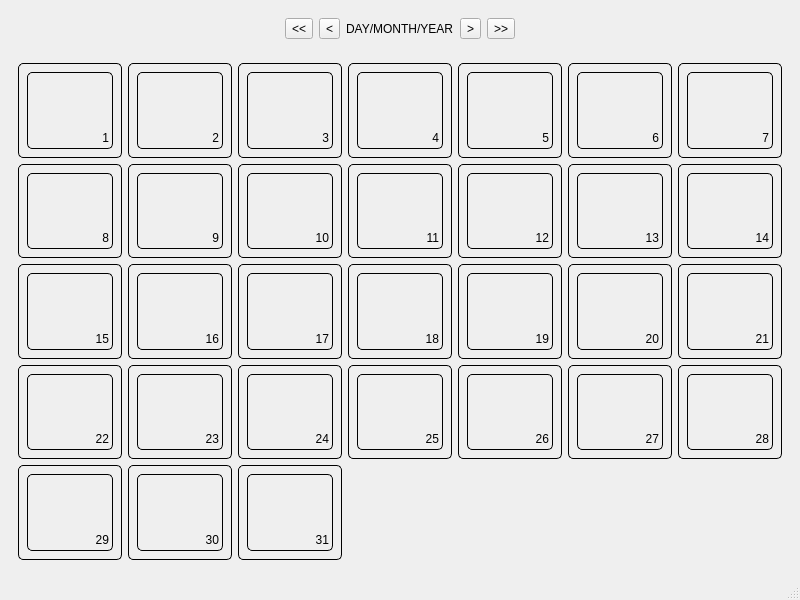
Above: ui/editors/calendareditor.ui from ilyayae/SpaceTimeHeart before the change. Below: the same form after it.
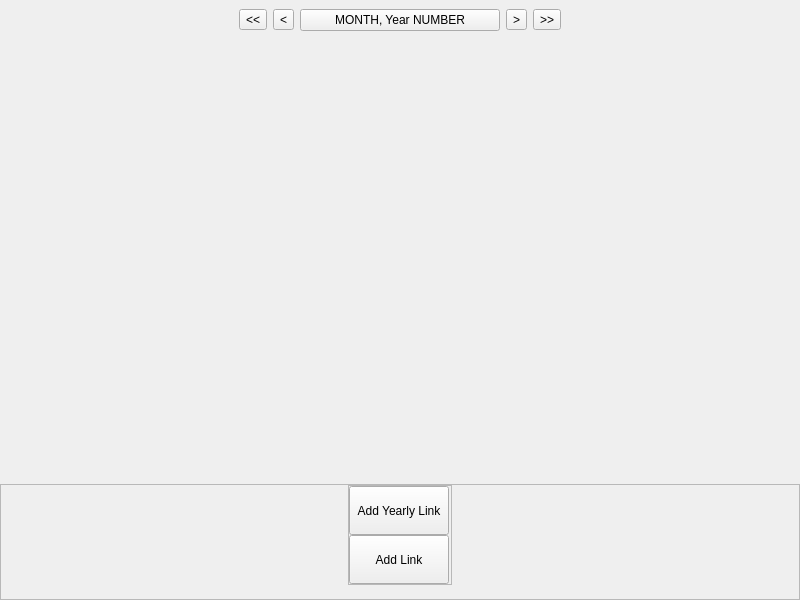
That is the form after the change.

Commit message: Custom Calendar partial implementation, events left to setup

Patch:
```diff
--- a/ui/editors/calendareditor.ui
+++ b/ui/editors/calendareditor.ui
@@ -15,6 +15,21 @@
   </property>
   <widget class="QWidget" name="centralwidget">
    <layout class="QVBoxLayout" name="verticalLayout">
+    <property name="spacing">
+     <number>0</number>
+    </property>
+    <property name="leftMargin">
+     <number>0</number>
+    </property>
+    <property name="topMargin">
+     <number>0</number>
+    </property>
+    <property name="rightMargin">
+     <number>0</number>
+    </property>
+    <property name="bottomMargin">
+     <number>0</number>
+    </property>
     <item alignment="Qt::AlignmentFlag::AlignHCenter">
      <widget class="QWidget" name="widget" native="true">
       <property name="sizePolicy">
@@ -42,9 +57,21 @@
         </widget>
        </item>
        <item>
-        <widget class="QLabel" name="label">
+        <widget class="QPushButton" name="Date">
+         <property name="sizePolicy">
+          <sizepolicy hsizetype="Fixed" vsizetype="Fixed">
+           <horstretch>0</horstretch>
+           <verstretch>0</verstretch>
+          </sizepolicy>
+         </property>
+         <property name="minimumSize">
+          <size>
+           <width>200</width>
+           <height>0</height>
+          </size>
+         </property>
          <property name="text">
-          <string>DAY/MONTH/YEAR</string>
+          <string>MONTH, Year NUMBER</string>
          </property>
         </widget>
        </item>
@@ -66,706 +93,180 @@
      </widget>
     </item>
     <item>
-     <widget class="QWidget" name="widget_2" native="true">
-      <layout class="QGridLayout" name="gridLayout">
-       <item row="1" column="5">
-        <widget class="QWidget" name="widget_10" native="true">
-         <property name="layoutDirection">
-          <enum>Qt::LayoutDirection::LeftToRight</enum>
-         </property>
-         <property name="styleSheet">
-          <string notr="true">border: 1px solid black; border-radius: 5px;</string>
-         </property>
-         <layout class="QVBoxLayout" name="verticalLayout_11">
-          <item>
-           <widget class="QLabel" name="label_13">
-            <property name="text">
-             <string>12</string>
-            </property>
-            <property name="alignment">
-             <set>Qt::AlignmentFlag::AlignBottom|Qt::AlignmentFlag::AlignRight|Qt::AlignmentFlag::AlignTrailing</set>
-            </property>
-           </widget>
-          </item>
-         </layout>
-        </widget>
-       </item>
-       <item row="1" column="7">
-        <widget class="QWidget" name="widget_19" native="true">
-         <property name="layoutDirection">
-          <enum>Qt::LayoutDirection::LeftToRight</enum>
-         </property>
-         <property name="styleSheet">
-          <string notr="true">border: 1px solid black; border-radius: 5px;</string>
-         </property>
-         <layout class="QVBoxLayout" name="verticalLayout_10">
-          <item>
-           <widget class="QLabel" name="label_14">
-            <property name="text">
-             <string>13</string>
-            </property>
-            <property name="alignment">
-             <set>Qt::AlignmentFlag::AlignBottom|Qt::AlignmentFlag::AlignRight|Qt::AlignmentFlag::AlignTrailing</set>
-            </property>
-           </widget>
-          </item>
-         </layout>
-        </widget>
-       </item>
-       <item row="2" column="0">
-        <widget class="QWidget" name="widget_3" native="true">
-         <property name="layoutDirection">
-          <enum>Qt::LayoutDirection::LeftToRight</enum>
-         </property>
-         <property name="styleSheet">
-          <string notr="true">border: 1px solid black; border-radius: 5px;</string>
-         </property>
-         <layout class="QVBoxLayout" name="verticalLayout_16">
-          <item>
-           <widget class="QLabel" name="label_22">
-            <property name="text">
-             <string>15</string>
-            </property>
-            <property name="alignment">
-             <set>Qt::AlignmentFlag::AlignBottom|Qt::AlignmentFlag::AlignRight|Qt::AlignmentFlag::AlignTrailing</set>
-            </property>
-           </widget>
-          </item>
-         </layout>
-        </widget>
-       </item>
-       <item row="1" column="1">
-        <widget class="QWidget" name="widget_8" native="true">
-         <property name="layoutDirection">
-          <enum>Qt::LayoutDirection::LeftToRight</enum>
-         </property>
-         <property name="styleSheet">
-          <string notr="true">border: 1px solid black; border-radius: 5px;</string>
-         </property>
-         <layout class="QVBoxLayout" name="verticalLayout_14">
-          <item>
-           <widget class="QLabel" name="label_10">
-            <property name="text">
-             <string>9</string>
-            </property>
-            <property name="alignment">
-             <set>Qt::AlignmentFlag::AlignBottom|Qt::AlignmentFlag::AlignRight|Qt::AlignmentFlag::AlignTrailing</set>
-            </property>
-           </widget>
-          </item>
-         </layout>
-        </widget>
-       </item>
-       <item row="2" column="5">
-        <widget class="QWidget" name="widget_11" native="true">
-         <property name="layoutDirection">
-          <enum>Qt::LayoutDirection::LeftToRight</enum>
-         </property>
-         <property name="styleSheet">
-          <string notr="true">border: 1px solid black; border-radius: 5px;</string>
-         </property>
-         <layout class="QVBoxLayout" name="verticalLayout_20">
-          <item>
-           <widget class="QLabel" name="label_18">
-            <property name="text">
-             <string>19</string>
-            </property>
-            <property name="alignment">
-             <set>Qt::AlignmentFlag::AlignBottom|Qt::AlignmentFlag::AlignRight|Qt::AlignmentFlag::AlignTrailing</set>
-            </property>
-           </widget>
-          </item>
-         </layout>
-        </widget>
-       </item>
-       <item row="0" column="1">
-        <widget class="QWidget" name="widget_4" native="true">
-         <property name="layoutDirection">
-          <enum>Qt::LayoutDirection::LeftToRight</enum>
-         </property>
-         <property name="styleSheet">
-          <string notr="true">border: 1px solid black; border-radius: 5px;</string>
-         </property>
-         <layout class="QVBoxLayout" name="verticalLayout_3">
-          <item>
-           <widget class="QLabel" name="label_3">
-            <property name="text">
-             <string>2</string>
-            </property>
-            <property name="alignment">
-             <set>Qt::AlignmentFlag::AlignBottom|Qt::AlignmentFlag::AlignRight|Qt::AlignmentFlag::AlignTrailing</set>
-            </property>
-           </widget>
-          </item>
-         </layout>
-        </widget>
-       </item>
-       <item row="0" column="7">
-        <widget class="QWidget" name="widget_14" native="true">
-         <property name="layoutDirection">
-          <enum>Qt::LayoutDirection::LeftToRight</enum>
-         </property>
-         <property name="styleSheet">
-          <string notr="true">border: 1px solid black; border-radius: 5px;</string>
-         </property>
-         <layout class="QVBoxLayout" name="verticalLayout_7">
-          <item>
-           <widget class="QLabel" name="label_7">
-            <property name="text">
-             <string>6</string>
-            </property>
-            <property name="alignment">
-             <set>Qt::AlignmentFlag::AlignBottom|Qt::AlignmentFlag::AlignRight|Qt::AlignmentFlag::AlignTrailing</set>
-            </property>
-           </widget>
-          </item>
-         </layout>
-        </widget>
-       </item>
-       <item row="1" column="4">
-        <widget class="QWidget" name="widget_12" native="true">
-         <property name="layoutDirection">
-          <enum>Qt::LayoutDirection::LeftToRight</enum>
-         </property>
-         <property name="styleSheet">
-          <string notr="true">border: 1px solid black; border-radius: 5px;</string>
-         </property>
-         <layout class="QVBoxLayout" name="verticalLayout_12">
-          <item>
-           <widget class="QLabel" name="label_12">
-            <property name="text">
-             <string>11</string>
-            </property>
-            <property name="alignment">
-             <set>Qt::AlignmentFlag::AlignBottom|Qt::AlignmentFlag::AlignRight|Qt::AlignmentFlag::AlignTrailing</set>
-            </property>
-           </widget>
-          </item>
-         </layout>
-        </widget>
-       </item>
-       <item row="2" column="1">
-        <widget class="QWidget" name="widget_5" native="true">
-         <property name="layoutDirection">
-          <enum>Qt::LayoutDirection::LeftToRight</enum>
-         </property>
-         <property name="styleSheet">
-          <string notr="true">border: 1px solid black; border-radius: 5px;</string>
-         </property>
-         <layout class="QVBoxLayout" name="verticalLayout_17">
-          <item>
-           <widget class="QLabel" name="label_21">
-            <property name="text">
-             <string>16</string>
-            </property>
-            <property name="alignment">
-             <set>Qt::AlignmentFlag::AlignBottom|Qt::AlignmentFlag::AlignRight|Qt::AlignmentFlag::AlignTrailing</set>
-            </property>
-           </widget>
-          </item>
-         </layout>
-        </widget>
-       </item>
-       <item row="3" column="2">
-        <widget class="QWidget" name="widget_26" native="true">
-         <property name="layoutDirection">
-          <enum>Qt::LayoutDirection::LeftToRight</enum>
-         </property>
-         <property name="styleSheet">
-          <string notr="true">border: 1px solid black; border-radius: 5px;</string>
-         </property>
-         <layout class="QVBoxLayout" name="verticalLayout_27">
-          <item>
-           <widget class="QLabel" name="label_25">
-            <property name="text">
-             <string>24</string>
-            </property>
-            <property name="alignment">
-             <set>Qt::AlignmentFlag::AlignBottom|Qt::AlignmentFlag::AlignRight|Qt::AlignmentFlag::AlignTrailing</set>
-            </property>
-           </widget>
-          </item>
-         </layout>
-        </widget>
-       </item>
-       <item row="3" column="8">
-        <widget class="QWidget" name="widget_30" native="true">
-         <property name="layoutDirection">
-          <enum>Qt::LayoutDirection::LeftToRight</enum>
-         </property>
-         <property name="styleSheet">
-          <string notr="true">border: 1px solid black; border-radius: 5px;</string>
-         </property>
-         <layout class="QVBoxLayout" name="verticalLayout_23">
-          <item>
-           <widget class="QLabel" name="label_29">
-            <property name="text">
-             <string>28</string>
-            </property>
-            <property name="alignment">
-             <set>Qt::AlignmentFlag::AlignBottom|Qt::AlignmentFlag::AlignRight|Qt::AlignmentFlag::AlignTrailing</set>
-            </property>
-           </widget>
-          </item>
-         </layout>
-        </widget>
-       </item>
-       <item row="1" column="8">
-        <widget class="QWidget" name="widget_23" native="true">
-         <property name="layoutDirection">
-          <enum>Qt::LayoutDirection::LeftToRight</enum>
-         </property>
-         <property name="styleSheet">
-          <string notr="true">border: 1px solid black; border-radius: 5px;</string>
-         </property>
-         <layout class="QVBoxLayout" name="verticalLayout_9">
-          <item>
-           <widget class="QLabel" name="label_15">
-            <property name="text">
-             <string>14</string>
-            </property>
-            <property name="alignment">
-             <set>Qt::AlignmentFlag::AlignBottom|Qt::AlignmentFlag::AlignRight|Qt::AlignmentFlag::AlignTrailing</set>
-            </property>
-           </widget>
-          </item>
-         </layout>
-        </widget>
-       </item>
-       <item row="0" column="2">
-        <widget class="QWidget" name="widget_15" native="true">
-         <property name="layoutDirection">
-          <enum>Qt::LayoutDirection::LeftToRight</enum>
-         </property>
-         <property name="styleSheet">
-          <string notr="true">border: 1px solid black; border-radius: 5px;</string>
-         </property>
-         <layout class="QVBoxLayout" name="verticalLayout_4">
-          <item>
-           <widget class="QLabel" name="label_4">
-            <property name="text">
-             <string>3</string>
-            </property>
-            <property name="alignment">
-             <set>Qt::AlignmentFlag::AlignBottom|Qt::AlignmentFlag::AlignRight|Qt::AlignmentFlag::AlignTrailing</set>
-            </property>
-           </widget>
-          </item>
-         </layout>
-        </widget>
-       </item>
-       <item row="2" column="4">
-        <widget class="QWidget" name="widget_18" native="true">
-         <property name="layoutDirection">
-          <enum>Qt::LayoutDirection::LeftToRight</enum>
-         </property>
-         <property name="styleSheet">
-          <string notr="true">border: 1px solid black; border-radius: 5px;</string>
-         </property>
-         <layout class="QVBoxLayout" name="verticalLayout_19">
-          <item>
-           <widget class="QLabel" name="label_19">
-            <property name="text">
-             <string>18</string>
-            </property>
-            <property name="alignment">
-             <set>Qt::AlignmentFlag::AlignBottom|Qt::AlignmentFlag::AlignRight|Qt::AlignmentFlag::AlignTrailing</set>
-            </property>
-           </widget>
-          </item>
-         </layout>
-        </widget>
-       </item>
-       <item row="2" column="2">
-        <widget class="QWidget" name="widget_17" native="true">
-         <property name="layoutDirection">
-          <enum>Qt::LayoutDirection::LeftToRight</enum>
-         </property>
-         <property name="styleSheet">
-          <string notr="true">border: 1px solid black; border-radius: 5px;</string>
-         </property>
-         <layout class="QVBoxLayout" name="verticalLayout_18">
-          <item>
-           <widget class="QLabel" name="label_20">
-            <property name="text">
-             <string>17</string>
-            </property>
-            <property name="alignment">
-             <set>Qt::AlignmentFlag::AlignBottom|Qt::AlignmentFlag::AlignRight|Qt::AlignmentFlag::AlignTrailing</set>
-            </property>
-           </widget>
-          </item>
-         </layout>
-        </widget>
-       </item>
-       <item row="3" column="0">
-        <widget class="QWidget" name="widget_21" native="true">
-         <property name="layoutDirection">
-          <enum>Qt::LayoutDirection::LeftToRight</enum>
-         </property>
-         <property name="styleSheet">
-          <string notr="true">border: 1px solid black; border-radius: 5px;</string>
-         </property>
-         <layout class="QVBoxLayout" name="verticalLayout_29">
-          <item>
-           <widget class="QLabel" name="label_23">
-            <property name="text">
-             <string>22</string>
-            </property>
-            <property name="alignment">
-             <set>Qt::AlignmentFlag::AlignBottom|Qt::AlignmentFlag::AlignRight|Qt::AlignmentFlag::AlignTrailing</set>
-            </property>
-           </widget>
-          </item>
-         </layout>
-        </widget>
-       </item>
-       <item row="3" column="4">
-        <widget class="QWidget" name="widget_27" native="true">
-         <property name="layoutDirection">
-          <enum>Qt::LayoutDirection::LeftToRight</enum>
-         </property>
-         <property name="styleSheet">
-          <string notr="true">border: 1px solid black; border-radius: 5px;</string>
-         </property>
-         <layout class="QVBoxLayout" name="verticalLayout_26">
-          <item>
-           <widget class="QLabel" name="label_26">
-            <property name="text">
-             <string>25</string>
-            </property>
-            <property name="alignment">
-             <set>Qt::AlignmentFlag::AlignBottom|Qt::AlignmentFlag::AlignRight|Qt::AlignmentFlag::AlignTrailing</set>
-            </property>
-           </widget>
-          </item>
-         </layout>
-        </widget>
-       </item>
-       <item row="3" column="7">
-        <widget class="QWidget" name="widget_29" native="true">
-         <property name="layoutDirection">
-          <enum>Qt::LayoutDirection::LeftToRight</enum>
-         </property>
-         <property name="styleSheet">
-          <string notr="true">border: 1px solid black; border-radius: 5px;</string>
-         </property>
-         <layout class="QVBoxLayout" name="verticalLayout_24">
-          <item>
-           <widget class="QLabel" name="label_28">
-            <property name="text">
-             <string>27</string>
-            </property>
-            <property name="alignment">
-             <set>Qt::AlignmentFlag::AlignBottom|Qt::AlignmentFlag::AlignRight|Qt::AlignmentFlag::AlignTrailing</set>
-            </property>
-           </widget>
-          </item>
-         </layout>
-        </widget>
-       </item>
-       <item row="0" column="8">
-        <widget class="QWidget" name="widget_22" native="true">
-         <property name="layoutDirection">
-          <enum>Qt::LayoutDirection::LeftToRight</enum>
-         </property>
-         <property name="styleSheet">
-          <string notr="true">border: 1px solid black; border-radius: 5px;</string>
-         </property>
-         <layout class="QVBoxLayout" name="verticalLayout_8">
-          <item>
-           <widget class="QLabel" name="label_8">
-            <property name="text">
-             <string>7</string>
-            </property>
-            <property name="alignment">
-             <set>Qt::AlignmentFlag::AlignBottom|Qt::AlignmentFlag::AlignRight|Qt::AlignmentFlag::AlignTrailing</set>
-            </property>
-           </widget>
-          </item>
-         </layout>
-        </widget>
-       </item>
-       <item row="0" column="4">
-        <widget class="QWidget" name="widget_16" native="true">
-         <property name="layoutDirection">
-          <enum>Qt::LayoutDirection::LeftToRight</enum>
-         </property>
-         <property name="styleSheet">
-          <string notr="true">border: 1px solid black; border-radius: 5px;</string>
-         </property>
-         <layout class="QVBoxLayout" name="verticalLayout_5">
-          <item>
-           <widget class="QLabel" name="label_5">
-            <property name="text">
-             <string>4</string>
-            </property>
-            <property name="alignment">
-             <set>Qt::AlignmentFlag::AlignBottom|Qt::AlignmentFlag::AlignRight|Qt::AlignmentFlag::AlignTrailing</set>
-            </property>
-           </widget>
-          </item>
-         </layout>
-        </widget>
-       </item>
-       <item row="1" column="0">
-        <widget class="QWidget" name="widget_7" native="true">
-         <property name="layoutDirection">
-          <enum>Qt::LayoutDirection::LeftToRight</enum>
-         </property>
-         <property name="styleSheet">
-          <string notr="true">border: 1px solid black; border-radius: 5px;</string>
-         </property>
-         <layout class="QVBoxLayout" name="verticalLayout_15">
-          <item>
-           <widget class="QLabel" name="label_9">
-            <property name="text">
-             <string>8</string>
-            </property>
-            <property name="alignment">
-             <set>Qt::AlignmentFlag::AlignBottom|Qt::AlignmentFlag::AlignRight|Qt::AlignmentFlag::AlignTrailing</set>
-            </property>
-           </widget>
-          </item>
-         </layout>
-        </widget>
-       </item>
-       <item row="1" column="2">
-        <widget class="QWidget" name="widget_13" native="true">
-         <property name="layoutDirection">
-          <enum>Qt::LayoutDirection::LeftToRight</enum>
-         </property>
-         <property name="styleSheet">
-          <string notr="true">border: 1px solid black; border-radius: 5px;</string>
-         </property>
-         <layout class="QVBoxLayout" name="verticalLayout_13">
-          <item>
-           <widget class="QLabel" name="label_11">
-            <property name="text">
-             <string>10</string>
-            </property>
-            <property name="alignment">
-             <set>Qt::AlignmentFlag::AlignBottom|Qt::AlignmentFlag::AlignRight|Qt::AlignmentFlag::AlignTrailing</set>
-            </property>
-           </widget>
-          </item>
-         </layout>
-        </widget>
-       </item>
-       <item row="2" column="7">
-        <widget class="QWidget" name="widget_20" native="true">
-         <property name="layoutDirection">
-          <enum>Qt::LayoutDirection::LeftToRight</enum>
-         </property>
-         <property name="styleSheet">
-          <string notr="true">border: 1px solid black; border-radius: 5px;</string>
-         </property>
-         <layout class="QVBoxLayout" name="verticalLayout_21">
-          <item>
-           <widget class="QLabel" name="label_17">
-            <property name="text">
-             <string>20</string>
-            </property>
-            <property name="alignment">
-             <set>Qt::AlignmentFlag::AlignBottom|Qt::AlignmentFlag::AlignRight|Qt::AlignmentFlag::AlignTrailing</set>
-            </property>
-           </widget>
-          </item>
-         </layout>
-        </widget>
-       </item>
-       <item row="2" column="8">
-        <widget class="QWidget" name="widget_24" native="true">
-         <property name="layoutDirection">
-          <enum>Qt::LayoutDirection::LeftToRight</enum>
-         </property>
-         <property name="styleSheet">
-          <string notr="true">border: 1px solid black; border-radius: 5px;</string>
-         </property>
-         <layout class="QVBoxLayout" name="verticalLayout_22">
-          <item>
-           <widget class="QLabel" name="label_16">
-            <property name="text">
-             <string>21</string>
-            </property>
-            <property name="alignment">
-             <set>Qt::AlignmentFlag::AlignBottom|Qt::AlignmentFlag::AlignRight|Qt::AlignmentFlag::AlignTrailing</set>
-            </property>
-           </widget>
-          </item>
-         </layout>
-        </widget>
-       </item>
-       <item row="3" column="5">
-        <widget class="QWidget" name="widget_28" native="true">
-         <property name="layoutDirection">
-          <enum>Qt::LayoutDirection::LeftToRight</enum>
-         </property>
-         <property name="styleSheet">
-          <string notr="true">border: 1px solid black; border-radius: 5px;</string>
-         </property>
-         <layout class="QVBoxLayout" name="verticalLayout_25">
-          <item>
-           <widget class="QLabel" name="label_27">
-            <property name="text">
-             <string>26</string>
-            </property>
-            <property name="alignment">
-             <set>Qt::AlignmentFlag::AlignBottom|Qt::AlignmentFlag::AlignRight|Qt::AlignmentFlag::AlignTrailing</set>
-            </property>
-           </widget>
-          </item>
-         </layout>
-        </widget>
-       </item>
-       <item row="3" column="1">
-        <widget class="QWidget" name="widget_25" native="true">
-         <property name="layoutDirection">
-          <enum>Qt::LayoutDirection::LeftToRight</enum>
-         </property>
-         <property name="styleSheet">
-          <string notr="true">border: 1px solid black; border-radius: 5px;</string>
-         </property>
-         <layout class="QVBoxLayout" name="verticalLayout_28">
-          <item>
-           <widget class="QLabel" name="label_24">
-            <property name="text">
-             <string>23</string>
-            </property>
-            <property name="alignment">
-             <set>Qt::AlignmentFlag::AlignBottom|Qt::AlignmentFlag::AlignRight|Qt::AlignmentFlag::AlignTrailing</set>
-            </property>
-           </widget>
-          </item>
-         </layout>
-        </widget>
-       </item>
-       <item row="0" column="5">
-        <widget class="QWidget" name="widget_9" native="true">
-         <property name="layoutDirection">
-          <enum>Qt::LayoutDirection::LeftToRight</enum>
-         </property>
-         <property name="styleSheet">
-          <string notr="true">border: 1px solid black; border-radius: 5px;</string>
-         </property>
-         <layout class="QVBoxLayout" name="verticalLayout_6">
-          <item>
-           <widget class="QLabel" name="label_6">
-            <property name="text">
-             <string>5</string>
-            </property>
-            <property name="alignment">
-             <set>Qt::AlignmentFlag::AlignBottom|Qt::AlignmentFlag::AlignRight|Qt::AlignmentFlag::AlignTrailing</set>
-            </property>
-           </widget>
-          </item>
-         </layout>
-        </widget>
-       </item>
-       <item row="0" column="0">
-        <widget class="QWidget" name="widget_6" native="true">
-         <property name="layoutDirection">
-          <enum>Qt::LayoutDirection::LeftToRight</enum>
-         </property>
-         <property name="styleSheet">
-          <string notr="true">border: 1px solid black; border-radius: 5px;</string>
-         </property>
-         <layout class="QVBoxLayout" name="verticalLayout_2">
-          <item>
-           <widget class="QLabel" name="label_2">
-            <property name="text">
-             <string>1</string>
-            </property>
-            <property name="alignment">
-             <set>Qt::AlignmentFlag::AlignBottom|Qt::AlignmentFlag::AlignRight|Qt::AlignmentFlag::AlignTrailing</set>
-            </property>
-           </widget>
-          </item>
-         </layout>
-        </widget>
-       </item>
-       <item row="4" column="0">
-        <widget class="QWidget" name="widget_31" native="true">
-         <property name="layoutDirection">
-          <enum>Qt::LayoutDirection::LeftToRight</enum>
-         </property>
-         <property name="styleSheet">
-          <string notr="true">border: 1px solid black; border-radius: 5px;</string>
-         </property>
-         <layout class="QVBoxLayout" name="verticalLayout_32">
-          <item>
-           <widget class="QLabel" name="label_32">
-            <property name="text">
-             <string>29</string>
-            </property>
-            <property name="alignment">
-             <set>Qt::AlignmentFlag::AlignBottom|Qt::AlignmentFlag::AlignRight|Qt::AlignmentFlag::AlignTrailing</set>
-            </property>
-           </widget>
-          </item>
-         </layout>
-        </widget>
-       </item>
-       <item row="4" column="1">
-        <widget class="QWidget" name="widget_32" native="true">
-         <property name="layoutDirection">
-          <enum>Qt::LayoutDirection::LeftToRight</enum>
-         </property>
-         <property name="styleSheet">
-          <string notr="true">border: 1px solid black; border-radius: 5px;</string>
-         </property>
-         <layout class="QVBoxLayout" name="verticalLayout_31">
-          <item>
-           <widget class="QLabel" name="label_31">
-            <property name="text">
-             <string>30</string>
-            </property>
-            <property name="alignment">
-             <set>Qt::AlignmentFlag::AlignBottom|Qt::AlignmentFlag::AlignRight|Qt::AlignmentFlag::AlignTrailing</set>
-            </property>
-           </widget>
-          </item>
-         </layout>
-        </widget>
-       </item>
-       <item row="4" column="2">
-        <widget class="QWidget" name="widget_33" native="true">
-         <property name="layoutDirection">
-          <enum>Qt::LayoutDirection::LeftToRight</enum>
-         </property>
-         <property name="styleSheet">
-          <string notr="true">border: 1px solid black; border-radius: 5px;</string>
-         </property>
-         <layout class="QVBoxLayout" name="verticalLayout_30">
-          <item>
-           <widget class="QLabel" name="label_30">
-            <property name="text">
-             <string>31</string>
-            </property>
-            <property name="alignment">
-             <set>Qt::AlignmentFlag::AlignBottom|Qt::AlignmentFlag::AlignRight|Qt::AlignmentFlag::AlignTrailing</set>
-            </property>
-           </widget>
-          </item>
-         </layout>
-        </widget>
-       </item>
-      </layout>
+     <widget class="QWidget" name="DayHolder" native="true">
+      <property name="sizePolicy">
+       <sizepolicy hsizetype="Preferred" vsizetype="Minimum">
+        <horstretch>0</horstretch>
+        <verstretch>1</verstretch>
+       </sizepolicy>
+      </property>
+      <layout class="QGridLayout" name="gridLayout"/>
+     </widget>
+    </item>
+    <item alignment="Qt::AlignmentFlag::AlignTop">
+     <widget class="QScrollArea" name="Scroll">
+      <property name="sizePolicy">
+       <sizepolicy hsizetype="Expanding" vsizetype="MinimumExpanding">
+        <horstretch>0</horstretch>
+        <verstretch>0</verstretch>
+       </sizepolicy>
+      </property>
+      <property name="minimumSize">
+       <size>
+        <width>0</width>
+        <height>116</height>
+       </size>
+      </property>
+      <property name="layoutDirection">
+       <enum>Qt::LayoutDirection::LeftToRight</enum>
+      </property>
+      <property name="verticalScrollBarPolicy">
+       <enum>Qt::ScrollBarPolicy::ScrollBarAlwaysOff</enum>
+      </property>
+      <property name="horizontalScrollBarPolicy">
+       <enum>Qt::ScrollBarPolicy::ScrollBarAsNeeded</enum>
+      </property>
+      <property name="sizeAdjustPolicy">
+       <enum>QAbstractScrollArea::SizeAdjustPolicy::AdjustIgnored</enum>
+      </property>
+      <property name="widgetResizable">
+       <bool>true</bool>
+      </property>
+      <property name="alignment">
+       <set>Qt::AlignmentFlag::AlignJustify|Qt::AlignmentFlag::AlignTop</set>
+      </property>
+      <widget class="QWidget" name="DayLinksHolder">
+       <property name="geometry">
+        <rect>
+         <x>0</x>
+         <y>0</y>
+         <width>798</width>
+         <height>100</height>
+        </rect>
+       </property>
+       <property name="sizePolicy">
+        <sizepolicy hsizetype="Preferred" vsizetype="Fixed">
+         <horstretch>0</horstretch>
+         <verstretch>0</verstretch>
+        </sizepolicy>
+       </property>
+       <property name="minimumSize">
+        <size>
+         <width>0</width>
+         <height>100</height>
+        </size>
+       </property>
+       <layout class="QHBoxLayout" name="horizontalLayout_2" stretch="0">
+        <property name="spacing">
+         <number>5</number>
+        </property>
+        <property name="sizeConstraint">
+         <enum>QLayout::SizeConstraint::SetDefaultConstraint</enum>
+        </property>
+        <property name="leftMargin">
+         <number>0</number>
+        </property>
+        <property name="topMargin">
+         <number>0</number>
+        </property>
+        <property name="rightMargin">
+         <number>0</number>
+        </property>
+        <property name="bottomMargin">
+         <number>0</number>
+        </property>
+        <item>
+         <widget class="QFrame" name="frame">
+          <property name="enabled">
+           <bool>true</bool>
+          </property>
+          <property name="sizePolicy">
+           <sizepolicy hsizetype="Fixed" vsizetype="Fixed">
+            <horstretch>0</horstretch>
+            <verstretch>0</verstretch>
+           </sizepolicy>
+          </property>
+          <property name="minimumSize">
+           <size>
+            <width>104</width>
+            <height>100</height>
+           </size>
+          </property>
+          <property name="frameShape">
+           <enum>QFrame::Shape::StyledPanel</enum>
+          </property>
+          <property name="frameShadow">
+           <enum>QFrame::Shadow::Raised</enum>
+          </property>
+          <property name="lineWidth">
+           <number>0</number>
+          </property>
+          <layout class="QVBoxLayout" name="verticalLayout_2">
+           <property name="spacing">
+            <number>0</number>
+           </property>
+           <property name="sizeConstraint">
+            <enum>QLayout::SizeConstraint::SetDefaultConstraint</enum>
+           </property>
+           <property name="leftMargin">
+            <number>0</number>
+           </property>
+           <property name="topMargin">
+            <number>0</number>
+           </property>
+           <property name="rightMargin">
+            <number>0</number>
+           </property>
+           <property name="bottomMargin">
+            <number>0</number>
+           </property>
+           <item>
+            <widget class="QPushButton" name="YearlyLink">
+             <property name="sizePolicy">
+              <sizepolicy hsizetype="Fixed" vsizetype="Minimum">
+               <horstretch>0</horstretch>
+               <verstretch>0</verstretch>
+              </sizepolicy>
+             </property>
+             <property name="minimumSize">
+              <size>
+               <width>100</width>
+               <height>0</height>
+              </size>
+             </property>
+             <property name="text">
+              <string>Add Yearly Link</string>
+             </property>
+            </widget>
+           </item>
+           <item>
+            <widget class="QPushButton" name="SpecificLink">
+             <property name="sizePolicy">
+              <sizepolicy hsizetype="Fixed" vsizetype="Minimum">
+               <horstretch>0</horstretch>
+               <verstretch>0</verstretch>
+              </sizepolicy>
+             </property>
+             <property name="minimumSize">
+              <size>
+               <width>100</width>
+               <height>0</height>
+              </size>
+             </property>
+             <property name="text">
+              <string>Add Link</string>
+             </property>
+            </widget>
+           </item>
+          </layout>
+         </widget>
+        </item>
+       </layout>
+      </widget>
      </widget>
     </item>
    </layout>
   </widget>
-  <widget class="QMenuBar" name="menubar">
-   <property name="geometry">
-    <rect>
-     <x>0</x>
-     <y>0</y>
-     <width>800</width>
-     <height>22</height>
-    </rect>
-   </property>
-  </widget>
-  <widget class="QStatusBar" name="statusbar"/>
  </widget>
  <resources/>
  <connections/>
```
Left out of the diff: 10 changed lines with no effect on the pictures. The commit also changes 17 other files.
